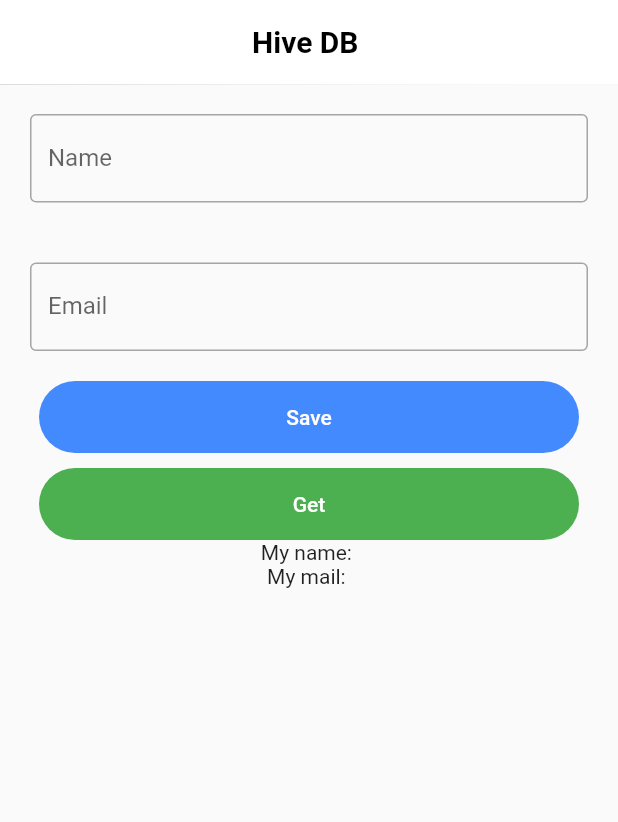
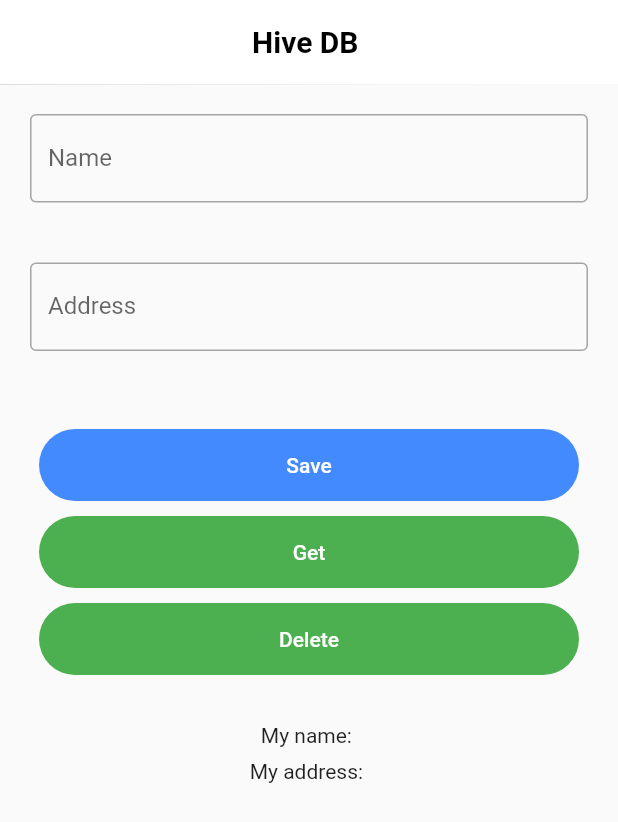
Before and after one commit to siraajul/basic_hive, a Flutter app: the screen it shows after launch, after a tap on "Save", on a phone screen of 412 x 824 dp. Shown: the top 822 px of the screen. Run offline on Flutter 3.47's test engine with Material 3 defaults, Android fonts, the phone set to English and light mode, and no system bars; our stand-ins replace hive, hive_flutter; accounts and stored records are empty.

Commit message:
Updated Hive DB

```diff
--- a/lib/login_page.dart
+++ b/lib/login_page.dart
@@ -11,10 +11,10 @@ class LogIn extends StatefulWidget {
 
 class _LogInState extends State<LogIn> {
   final  nameCtrl = TextEditingController();
-  final mailCtrl = TextEditingController();
+  final addressCtrl = TextEditingController();
 
   String? name = '';
-  String? mail = '';
+  String? address = '';
   final _mybox= Hive.box('mybox');
 
   //write Data
@@ -25,21 +25,22 @@ class _LogInState extends State<LogIn> {
 //read Data
   void readData()  {
     setState(() {
-      name = _mybox.get('name');
-      mail = _mybox.get('mail');
+      name = _mybox.get('name')??'';
+      address = _mybox.get('address')??'';
     });
 
   }
 
   //delete data
- void deleteData()  {
-
-    _mybox.delete(1);
-
-  }
+ void deleteData()
+ {
+    _mybox.delete('name');
+    _mybox.delete('address');
+ }
 
   @override
   Widget build(BuildContext context) {
+    print(DateTime.now());
     return  Scaffold(
       appBar: AppBar(
         title: const Text('Hive DB ',style: TextStyle(color: Colors.black,fontWeight: FontWeight.w600),),
@@ -64,18 +65,23 @@ class _LogInState extends State<LogIn> {
             Padding(
               padding: const EdgeInsets.all(20.0),
               child: TextField(
-                controller: mailCtrl,
+                controller: addressCtrl,
                 decoration: const InputDecoration(
                     border: OutlineInputBorder(),
-                    labelText: 'Email',
-                    hintText: 'Enter Your Email'),
+                    labelText: 'Address',
+                    hintText: 'Enter Your address'),
               ),
             ),
+
+            const SizedBox(height: 32,),
             ElevatedButton(onPressed: ()  {
 
               writeData('name',nameCtrl.text);
-              writeData('mail',mailCtrl.text);
-              //final hiveData = Hive()
+              writeData('address',addressCtrl.text);
+
+              readData();
+              nameCtrl.text='';
+              addressCtrl.text='';
             },style: LogInButton, child: const Text('Save')),
             const SizedBox(height: 10,),
 
@@ -83,9 +89,20 @@ class _LogInState extends State<LogIn> {
               readData();
 
             },style: GetButton, child: const Text('Get')),
+            const SizedBox(height: 10,),
+            ElevatedButton(onPressed: ()  {
+              deleteData();
+              readData();
+              nameCtrl.text='';
+              addressCtrl.text='';
 
+            },style: GetButton, child: const Text('Delete')),
+
+            const SizedBox(height: 32,),
             Text('My name: $name'),
-            Text('My mail: $mail'),
+            const SizedBox(height: 8,),
+
+            Text('My address: $address'),
           ],
         ),
       ),
```
